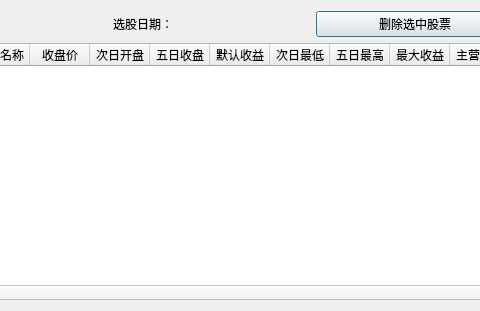
Above: QtDesign/SearchResult.ui from victor647/QuantumStockTrade before the change; both pictures show x 102 to 582 and y 0 to 311 of the 830 by 311 pixel window. Below: the same form after it.
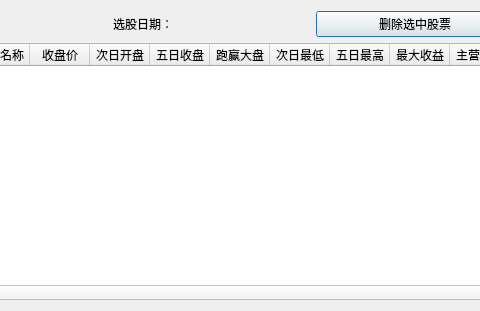
That is the form after the change.

Commit message: 股票跑赢大盘显示，优化选股逻辑

What changed in the file:
```diff
--- a/QtDesign/SearchResult.ui
+++ b/QtDesign/SearchResult.ui
@@ -117,7 +117,7 @@
      </column>
      <column>
       <property name="text">
-       <string>默认收益</string>
+       <string>跑赢大盘</string>
       </property>
      </column>
      <column>
```
Left out of the diff: 6 changed lines with no effect on the pictures. The commit also changes 19 other files.
